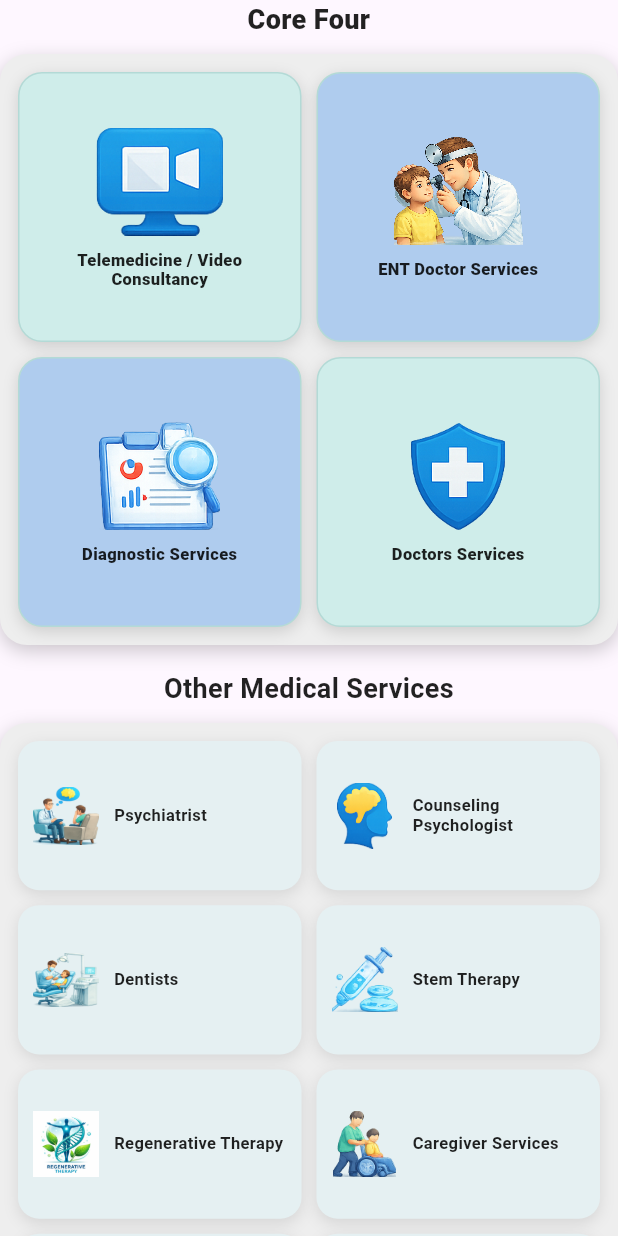
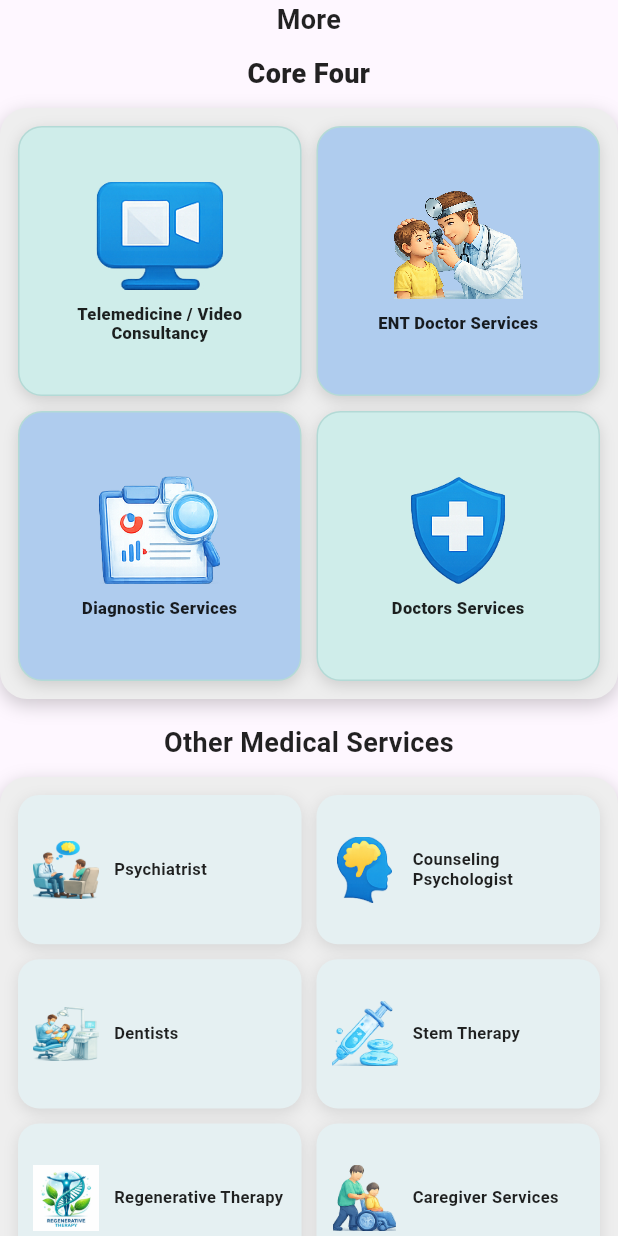
Before and after one commit to ahizaz/BellVie, a Flutter app: the CoreFourSection widget shown alone on an empty page, opened directly, on a phone screen of 412 x 824 dp. Run offline on Flutter 3.47's test engine with Material 3 defaults, Android fonts, the phone set to English and light mode, and no system bars; our stand-ins replace country_picker, flutter_easyloading, get, image_picker, shared_preferences; accounts and stored records are empty.

Commit message:
working more in hospital

```diff
--- a/lib/app/modules/home/widgets/sections/core_four_section.dart
+++ b/lib/app/modules/home/widgets/sections/core_four_section.dart
@@ -1,6 +1,7 @@
 import 'package:flutter/material.dart';
 import 'package:get/get.dart';
 import '../../../../routes/app_routes.dart';
+import 'foreign_treatment_section.dart';
 
 class CoreFourSection extends StatelessWidget {
   const CoreFourSection({super.key});
@@ -160,6 +161,26 @@ class CoreFourSection extends StatelessWidget {
     return Column(
       crossAxisAlignment: CrossAxisAlignment.stretch,
       children: [
+        Obx(() {
+          if (ForeignTreatmentSection.countryCount.value != 6) {
+            return const SizedBox.shrink();
+          }
+
+          return Column(
+            children: const [
+              Text(
+                'More',
+                textAlign: TextAlign.center,
+                style: TextStyle(
+                  fontSize: 18,
+                  fontWeight: FontWeight.w700,
+                  color: Colors.black87,
+                ),
+              ),
+              SizedBox(height: 10),
+            ],
+          );
+        }),
         Text(
           'core_four'.tr,
           textAlign: TextAlign.center,
--- a/lib/app/modules/home/widgets/sections/foreign_treatment_section.dart
+++ b/lib/app/modules/home/widgets/sections/foreign_treatment_section.dart
@@ -9,6 +9,8 @@ import '../../../foreign_treatment/views/foreign_treatment_view.dart';
 
 class ForeignTreatmentSection extends StatefulWidget {
   const ForeignTreatmentSection({super.key});
+
+  static final RxInt countryCount = 6.obs;
 
   @override
   State<ForeignTreatmentSection> createState() =>
@@ -54,6 +56,7 @@ class _ForeignTreatmentSectionState extends State<ForeignTreatmentSection> {
   @override
   void initState() {
     super.initState();
+    ForeignTreatmentSection.countryCount.value = _countries.length;
     _fetchCountries();
   }
 
@@ -135,6 +138,7 @@ class _ForeignTreatmentSectionState extends State<ForeignTreatmentSection> {
 
       if (!mounted) return;
       if (mapped.isEmpty) {
+        ForeignTreatmentSection.countryCount.value = 0;
         EasyLoading.showError('No country found.');
         return;
       }
@@ -144,6 +148,7 @@ class _ForeignTreatmentSectionState extends State<ForeignTreatmentSection> {
           ..clear()
           ..addAll(mapped);
       });
+      ForeignTreatmentSection.countryCount.value = _countries.length;
     } catch (e) {
       if (EasyLoading.isShow) {
         EasyLoading.dismiss();
--- a/lib/app/modules/profile/controllers/profile_controller.dart
+++ b/lib/app/modules/profile/controllers/profile_controller.dart
@@ -1,5 +1,5 @@
 import 'dart:convert';
-import 'dart:typed_data';
+
 
 import 'package:flutter_easyloading/flutter_easyloading.dart';
 import 'package:flutter/foundation.dart';
```
